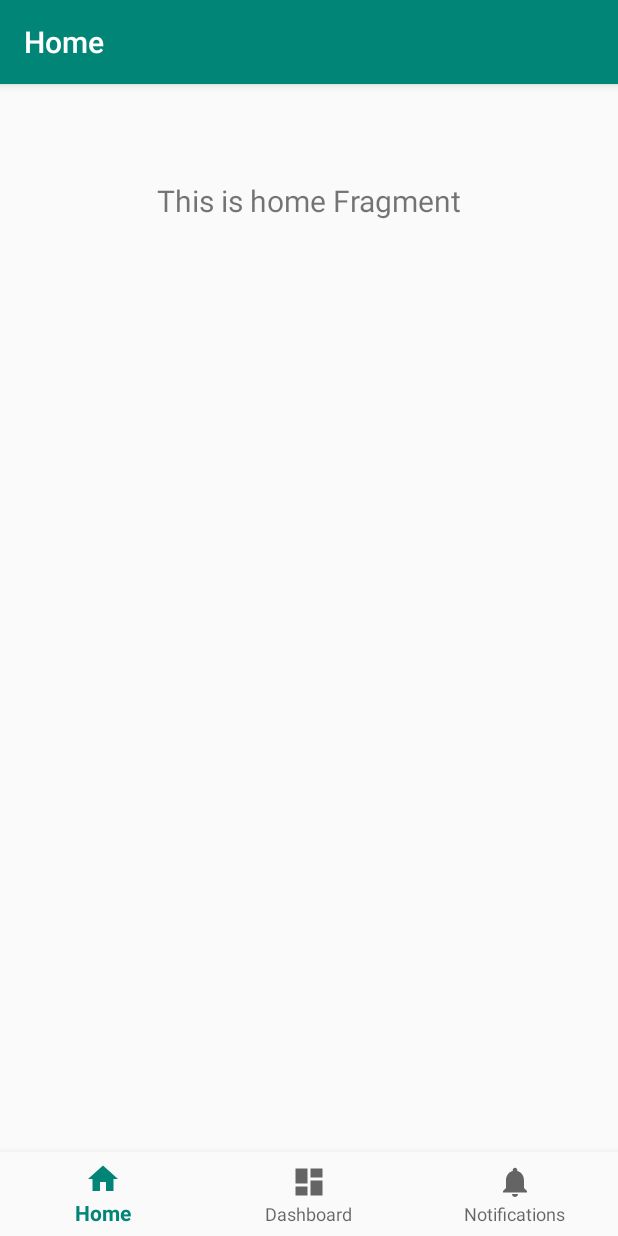
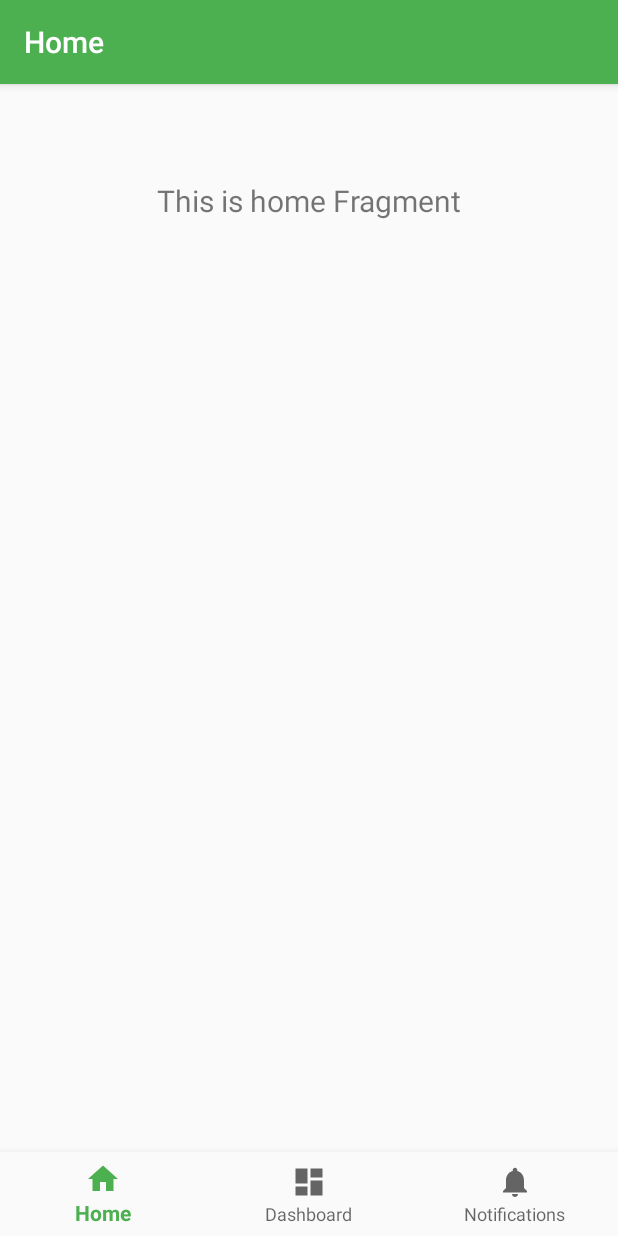
Before and after one commit to Siyateagan/translator-app, an Android app: the screen it shows after launch (MainActivity), on a phone screen of 412 x 824 dp. Run offline under Robolectric (Android 15) with nearby library versions, the phone set to English and light mode, and no system bars; our stand-ins replace navigation-ui.

Commit message:
Configure theme colors

```diff
--- a/app/src/main/res/values/colors.xml
+++ b/app/src/main/res/values/colors.xml
@@ -1,6 +1,8 @@
 <?xml version="1.0" encoding="utf-8"?>
 <resources>
-    <color name="colorPrimary">#008577</color>
-    <color name="colorPrimaryDark">#00574B</color>
-    <color name="colorAccent">#D81B60</color>
+    <color name="colorPrimary">#4CAF50</color>
+    <color name="colorPrimaryDark">#388E3C</color>
+    <color name="colorAccent">#8BC34A</color>
+    <color name="primaryText">#212121</color>
+    <color name="secondaryText">#757575</color>
 </resources>
```
